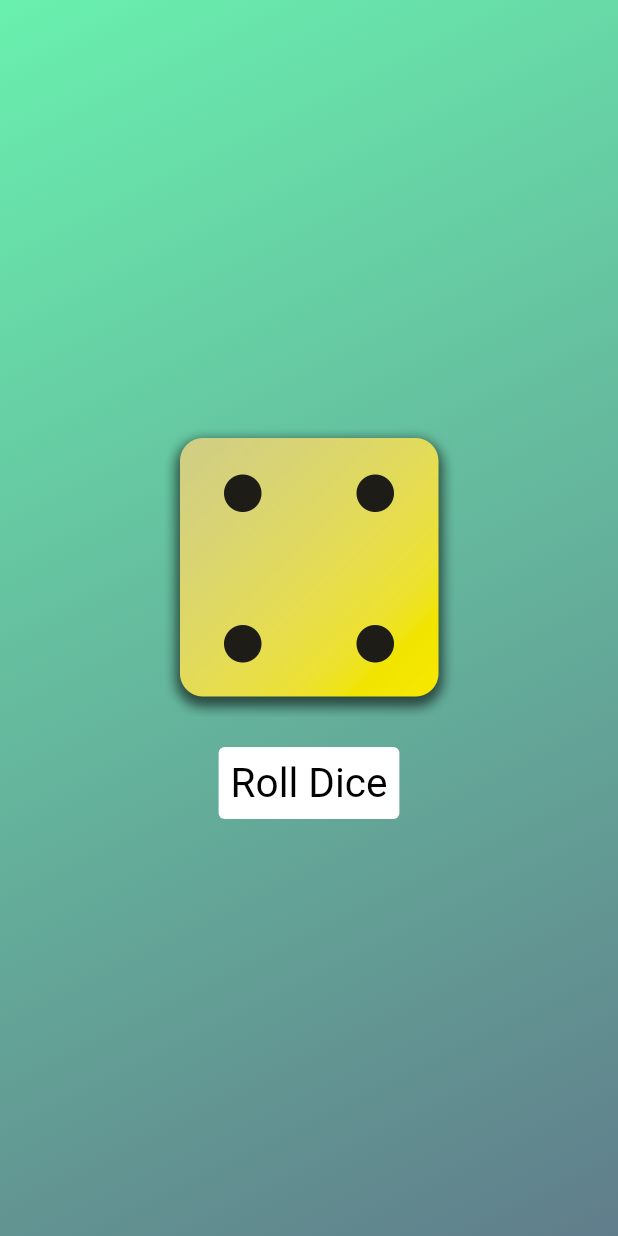
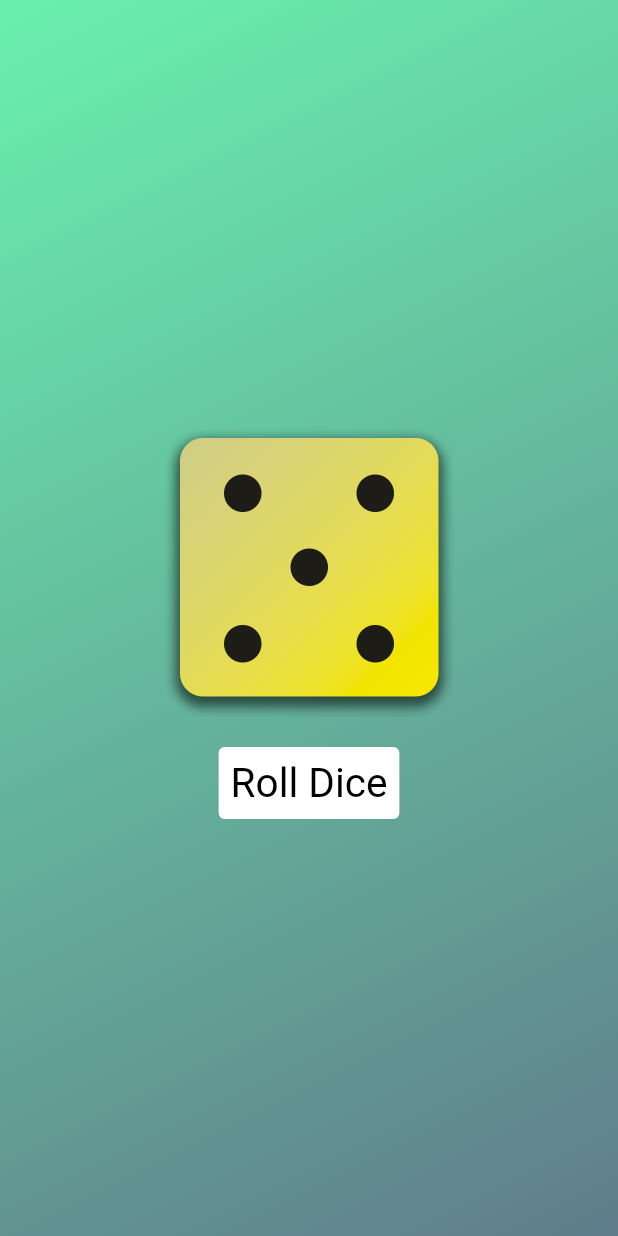
Before and after one commit to atomicstructure/flutter, a Flutter app: the screen it shows after launch, after a tap on "Roll Dice", on a phone screen of 412 x 824 dp. Run offline on Flutter 3.47's test engine with Material 2 defaults, Android fonts, the phone set to English and light mode, and no system bars.

Commit message:
Dice App done

```diff
--- a/lib/dice_roller.dart
+++ b/lib/dice_roller.dart
@@ -1,4 +1,7 @@
 import 'package:flutter/material.dart';
+import 'dart:math';
+
+final randomdice = Random();
 
 class DiceRoller extends StatefulWidget {
   const DiceRoller({super.key});
@@ -8,17 +11,18 @@ class DiceRoller extends StatefulWidget {
 }
 
 class _DiceRollerState extends State<DiceRoller> {
-  var activeDice = 'assets/images/dice-1.png';
+  var currentDice = 3;
 
   void rollDice() {
-    setState(() => activeDice = 'assets/images/dice-4.png');
+    currentDice = randomdice.nextInt(6) + 1;
+    setState(() => {});
   }
 
   @override
   Widget build(context) => Column(
         mainAxisSize: MainAxisSize.min,
         children: [
-          Image.asset(activeDice, width: 200),
+          Image.asset('assets/images/dice-$currentDice.png', width: 200),
           const SizedBox(
             height: 20,
           ),
```
